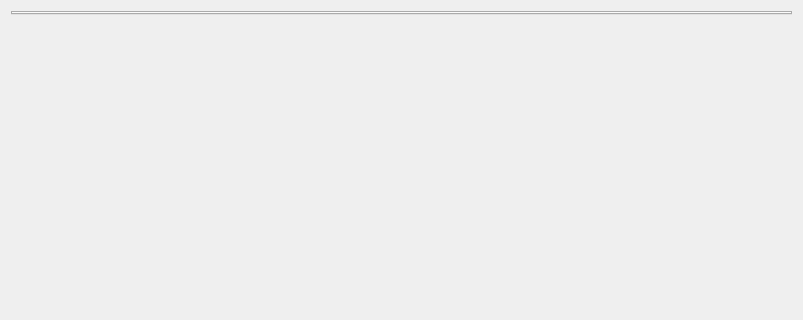
Qt form starviewer/src/core/q2dviewerlayoutconfigurationscreenbase.ui (starviewer-medical/starviewer) before a commit; both pictures show x 0 to 803 and y 0 to 320 of the 803 by 735 pixel window.
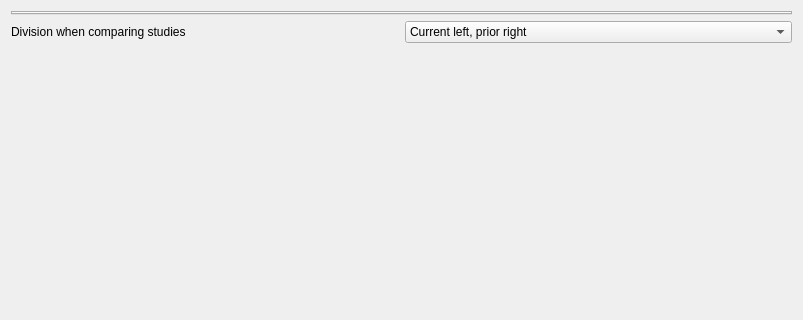
The same form after that commit. Icons and pictures are not drawn.

Commit message:
ENH: Add a setting to customize the current/prior division in comparison mode. #2117
Two horizontal and two vertical options are available.

```diff
--- a/starviewer/src/core/q2dviewerlayoutconfigurationscreenbase.ui
+++ b/starviewer/src/core/q2dviewerlayoutconfigurationscreenbase.ui
@@ -35,6 +35,41 @@
     </widget>
    </item>
    <item row="1" column="0">
+    <layout class="QHBoxLayout" name="horizontalLayout">
+     <item>
+      <widget class="QLabel" name="label">
+       <property name="text">
+        <string>Division when comparing studies</string>
+       </property>
+      </widget>
+     </item>
+     <item>
+      <widget class="QComboBox" name="m_comparisonModeDivisionComboBox">
+       <item>
+        <property name="text">
+         <string>Current left, prior right</string>
+        </property>
+       </item>
+       <item>
+        <property name="text">
+         <string>Current right, prior left</string>
+        </property>
+       </item>
+       <item>
+        <property name="text">
+         <string>Current top, prior bottom</string>
+        </property>
+       </item>
+       <item>
+        <property name="text">
+         <string>Current bottom, prior top</string>
+        </property>
+       </item>
+      </widget>
+     </item>
+    </layout>
+   </item>
+   <item row="2" column="0">
     <spacer name="verticalSpacer">
      <property name="orientation">
       <enum>Qt::Vertical</enum>
```
Left out of the diff: 7 changed lines with no effect on the pictures. The commit also changes 5 other files.
